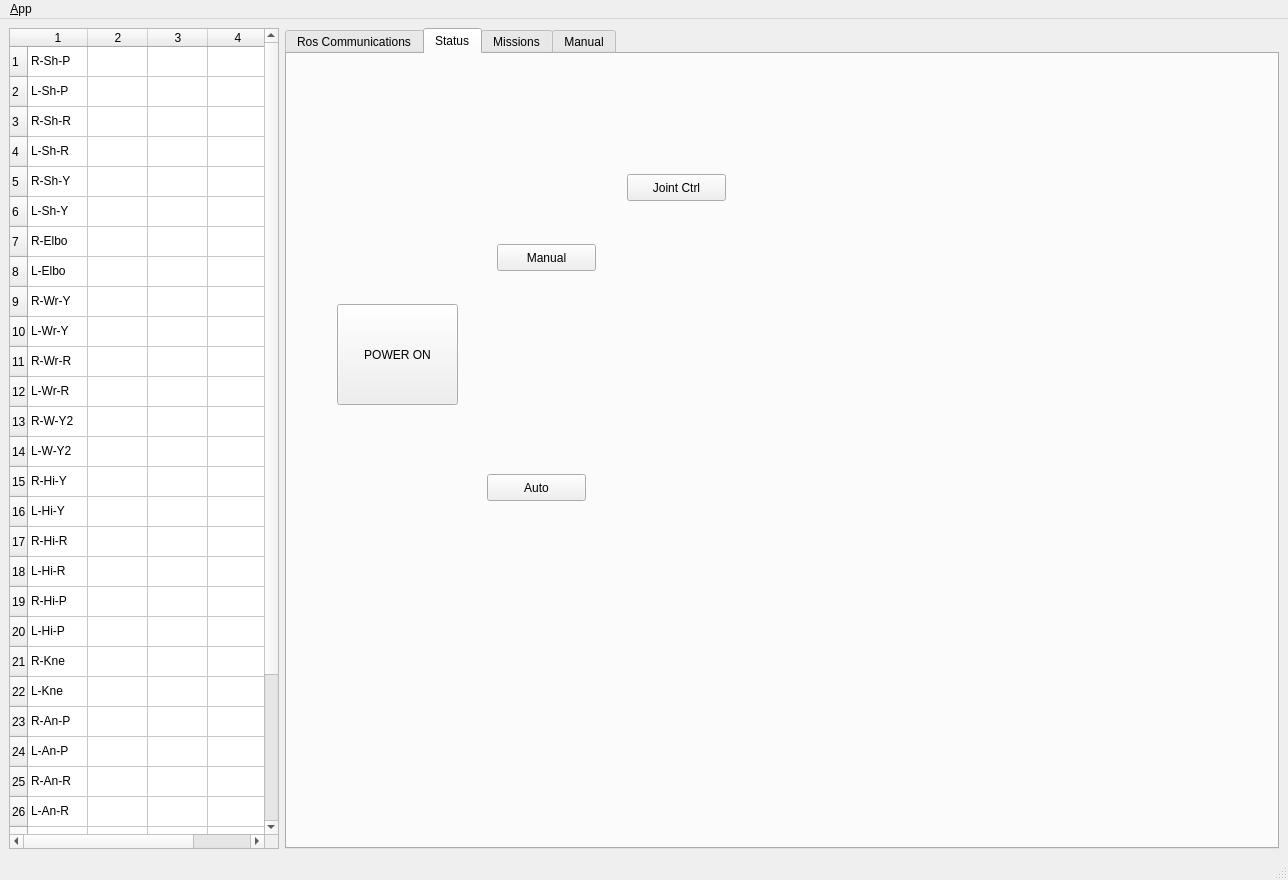
First picture: the form in dyros_black_ui/ui/main_window.ui, repository jmpechem/sm_n_vis, before the edit.
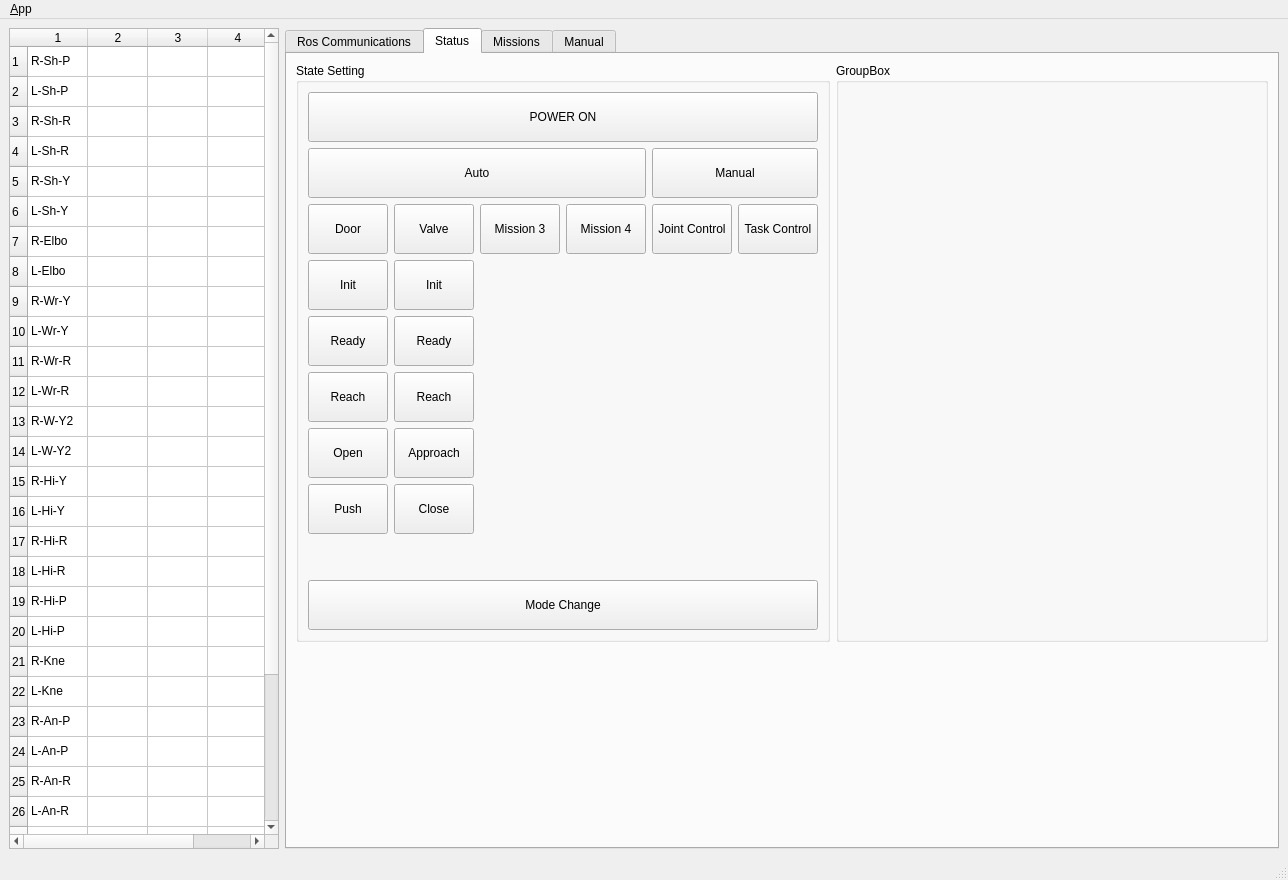
Second picture: the form after the edit. The open tabs and pages were chosen to show the change. Icons and pictures are not drawn.

What changed in the file:
```diff
--- a/dyros_black_ui/ui/main_window.ui
+++ b/dyros_black_ui/ui/main_window.ui
@@ -251,6 +251,12 @@
     </item>
     <item>
      <widget class="QTabWidget" name="tab_manager">
+      <property name="sizePolicy">
+       <sizepolicy hsizetype="Expanding" vsizetype="Expanding">
+        <horstretch>0</horstretch>
+        <verstretch>0</verstretch>
+       </sizepolicy>
+      </property>
       <property name="minimumSize">
        <size>
         <width>100</width>
@@ -260,6 +266,9 @@
       <property name="locale">
        <locale language="English" country="Australia"/>
       </property>
+      <property name="tabShape">
+       <enum>QTabWidget::Rounded</enum>
+      </property>
       <property name="currentIndex">
        <number>3</number>
       </property>
@@ -500,58 +509,429 @@
        <attribute name="title">
         <string>Status</string>
        </attribute>
-       <widget class="QPushButton" name="manuButton">
-        <property name="geometry">
-         <rect>
-          <x>210</x>
-          <y>190</y>
-          <width>99</width>
-          <height>27</height>
-         </rect>
-        </property>
-        <property name="text">
-         <string>Manual</string>
-        </property>
-       </widget>
-       <widget class="QPushButton" name="autoButton">
-        <property name="geometry">
-         <rect>
-          <x>200</x>
-          <y>420</y>
-          <width>99</width>
-          <height>27</height>
-         </rect>
-        </property>
-        <property name="text">
-         <string>Auto</string>
-        </property>
-       </widget>
-       <widget class="QPushButton" name="button_joint_control">
-        <property name="geometry">
-         <rect>
-          <x>340</x>
-          <y>120</y>
-          <width>99</width>
-          <height>27</height>
-         </rect>
-        </property>
-        <property name="text">
-         <string>Joint Ctrl</string>
-        </property>
-       </widget>
-       <widget class="QPushButton" name="button_power_on">
-        <property name="geometry">
-         <rect>
-          <x>50</x>
-          <y>250</y>
-          <width>121</width>
-          <height>101</height>
-         </rect>
-        </property>
-        <property name="text">
-         <string>POWER ON</string>
-        </property>
-       </widget>
+       <layout class="QVBoxLayout" name="verticalLayout_4">
+        <item>
+         <layout class="QHBoxLayout" name="horizontalLayout_4">
+          <item>
+           <widget class="QGroupBox" name="groupBox_state">
+            <property name="title">
+             <string>State Setting</string>
+            </property>
+            <layout class="QVBoxLayout" name="verticalLayout_14">
+             <item>
+              <widget class="QPushButton" name="button_power_on">
+               <property name="minimumSize">
+                <size>
+                 <width>0</width>
+                 <height>50</height>
+                </size>
+               </property>
+               <property name="autoFillBackground">
+                <bool>false</bool>
+               </property>
+               <property name="text">
+                <string>POWER ON</string>
+               </property>
+              </widget>
+             </item>
+             <item>
+              <layout class="QHBoxLayout" name="horizontalLayout_9">
+               <item>
+                <layout class="QVBoxLayout" name="verticalLayout_6">
+                 <item>
+                  <widget class="QPushButton" name="button_auto">
+                   <property name="minimumSize">
+                    <size>
+                     <width>0</width>
+                     <height>50</height>
+                    </size>
+                   </property>
+                   <property name="text">
+                    <string>Auto</string>
+                   </property>
+                  </widget>
+                 </item>
+                 <item>
+                  <layout class="QHBoxLayout" name="horizontalLayout_8">
+                   <item>
+                    <layout class="QVBoxLayout" name="verticalLayout_8">
+                     <item>
+                      <widget class="QPushButton" name="button_auto_door_start">
+                       <property name="minimumSize">
+                        <size>
+                         <width>0</width>
+                         <height>50</height>
+                        </size>
+                       </property>
+                       <property name="text">
+                        <string>Door</string>
+                       </property>
+                      </widget>
+                     </item>
+                     <item>
+                      <widget class="QPushButton" name="button_auto_door_init">
+                       <property name="minimumSize">
+                        <size>
+                         <width>0</width>
+                         <height>50</height>
+                        </size>
+                       </property>
+                       <property name="text">
+                        <string>Init</string>
+                       </property>
+                      </widget>
+                     </item>
+                     <item>
+                      <widget class="QPushButton" name="button_auto_door_ready">
+                       <property name="minimumSize">
+                        <size>
+                         <width>0</width>
+                         <height>50</height>
+                        </size>
+                       </property>
+                       <property name="text">
+                        <string>Ready</string>
+                       </property>
+                      </widget>
+                     </item>
+                     <item>
+                      <widget class="QPushButton" name="button_auto_door_reach">
+                       <property name="minimumSize">
+                        <size>
+                         <width>0</width>
+                         <height>50</height>
+                        </size>
+                       </property>
+                       <property name="text">
+                        <string>Reach</string>
+                       </property>
+                      </widget>
+                     </item>
+                     <item>
+                      <widget class="QPushButton" name="button_auto_door_open">
+                       <property name="minimumSize">
+                        <size>
+                         <width>0</width>
+                         <height>50</height>
+                        </size>
+                       </property>
+                       <property name="text">
+                        <string>Open</string>
+                       </property>
+                      </widget>
+                     </item>
+                     <item>
+                      <widget class="QPushButton" name="button_auto_door_push">
+                       <property name="minimumSize">
+                        <size>
+                         <width>0</width>
+                         <height>50</height>
+                        </size>
+                       </property>
+                       <property name="text">
+                        <string>Push</string>
+                       </property>
+                      </widget>
+                     </item>
+                     <item>
+                      <spacer name="verticalSpacer_2">
+                       <property name="orientation">
+                        <enum>Qt::Vertical</enum>
+                       </property>
+                       <property name="sizeHint" stdset="0">
+                        <size>
+                         <width>20</width>
+                         <height>40</height>
+                        </size>
+                       </property>
+                      </spacer>
+                     </item>
+                    </layout>
+                   </item>
+                   <item>
+                    <layout class="QVBoxLayout" name="verticalLayout_9">
+                     <item>
+                      <widget class="QPushButton" name="button_auto_valve_start">
+                       <property name="minimumSize">
+                        <size>
+                         <width>0</width>
+                         <height>50</height>
+                        </size>
+                       </property>
+                       <property name="text">
+                        <string>Valve</string>
+                       </property>
+                      </widget>
+                     </item>
+                     <item>
+                      <widget class="QPushButton" name="button_auto_valve_init">
+                       <property name="minimumSize">
+                        <size>
+                         <width>0</width>
+                         <height>50</height>
+                        </size>
+                       </property>
+                       <property name="text">
+                        <string>Init</string>
+                       </property>
+                      </widget>
+                     </item>
+                     <item>
+                      <widget class="QPushButton" name="button_auto_valve_ready">
+                       <property name="minimumSize">
+                        <size>
+                         <width>0</width>
+                         <height>50</height>
+                        </size>
+                       </property>
+                       <property name="text">
+                        <string>Ready</string>
+                       </property>
+                      </widget>
+                     </item>
+                     <item>
+                      <widget class="QPushButton" name="button_auto_valve_reach">
+                       <property name="minimumSize">
+                        <size>
+                         <width>0</width>
+                         <height>50</height>
+                        </size>
+                       </property>
+                       <property name="text">
+                        <string>Reach</string>
+                       </property>
+                      </widget>
+                     </item>
+                     <item>
+                      <widget class="QPushButton" name="button_auto_valve_approach">
+                       <property name="minimumSize">
+                        <size>
+                         <width>0</width>
+                         <height>50</height>
+                        </size>
+                       </property>
+                       <property name="text">
+                        <string>Approach</string>
+                       </property>
+                      </widget>
+                     </item>
+                     <item>
+                      <widget class="QPushButton" name="button_auto_valve_close">
+                       <property name="minimumSize">
+                        <size>
+                         <width>0</width>
+                         <height>50</height>
+                        </size>
+                       </property>
+                       <property name="text">
+                        <string>Close</string>
+                       </property>
+                      </widget>
+                     </item>
+                     <item>
+                      <spacer name="verticalSpacer_4">
+                       <property name="orientation">
+                        <enum>Qt::Vertical</enum>
+                       </property>
+                       <property name="sizeHint" stdset="0">
+                        <size>
+                         <width>20</width>
+                         <height>40</height>
+                        </size>
+                       </property>
+                      </spacer>
+                     </item>
+                    </layout>
+                   </item>
+                   <item>
+                    <layout class="QVBoxLayout" name="verticalLayout_10">
+                     <item>
+                      <widget class="QPushButton" name="pushButton_5">
+                       <property name="minimumSize">
+                        <size>
+                         <width>0</width>
+                         <height>50</height>
+                        </size>
+                       </property>
+                       <property name="text">
+                        <string>Mission 3</string>
+                       </property>
+                      </widget>
+                     </item>
+                     <item>
+                      <spacer name="verticalSpacer_5">
+                       <property name="orientation">
+                        <enum>Qt::Vertical</enum>
+                       </property>
+                       <property name="sizeHint" stdset="0">
+                        <size>
+                         <width>20</width>
+                         <height>40</height>
+                        </size>
+                       </property>
+                      </spacer>
+                     </item>
+                    </layout>
+                   </item>
+                   <item>
+                    <layout class="QVBoxLayout" name="verticalLayout_11">
+                     <item>
+                      <widget class="QPushButton" name="pushButton_4">
+                       <property name="minimumSize">
+                        <size>
+                         <width>0</width>
+                         <height>50</height>
+                        </size>
+                       </property>
+                       <property name="text">
+                        <string>Mission 4</string>
+                       </property>
+                      </widget>
+                     </item>
+                     <item>
+                      <spacer name="verticalSpacer_6">
+                       <property name="orientation">
+                        <enum>Qt::Vertical</enum>
+                       </property>
+                       <property name="sizeHint" stdset="0">
+                        <size>
+                         <width>20</width>
+                         <height>40</height>
+                        </size>
+                       </property>
+                      </spacer>
+                     </item>
+                    </layout>
+                   </item>
+                  </layout>
+                 </item>
+                </layout>
+               </item>
+               <item>
+                <layout class="QVBoxLayout" name="verticalLayout_7">
+                 <item>
+                  <widget class="QPushButton" name="button_manual">
+                   <property name="minimumSize">
+                    <size>
+                     <width>0</width>
+                     <height>50</height>
+                    </size>
+                   </property>
+                   <property name="text">
+                    <string>Manual</string>
+                   </property>
+                  </widget>
+                 </item>
+                 <item>
+                  <layout class="QHBoxLayout" name="horizontalLayout_7">
+                   <item>
+                    <layout class="QVBoxLayout" name="verticalLayout_12">
+                     <item>
+                      <widget class="QPushButton" name="button_manual_joint_ctrl">
+                       <property name="minimumSize">
+                        <size>
+                         <width>0</width>
+                         <height>50</height>
+                        </size>
+                       </property>
+                       <property name="text">
+                        <string>Joint Control</string>
+                       </property>
+                      </widget>
+                     </item>
+                     <item>
+                      <spacer name="verticalSpacer_7">
+                       <property name="orientation">
+                        <enum>Qt::Vertical</enum>
+                       </property>
+                       <property name="sizeHint" stdset="0">
+                        <size>
+                         <width>20</width>
+                         <height>40</height>
+                        </size>
+                       </property>
+                      </spacer>
+                     </item>
+                    </layout>
+                   </item>
+                   <item>
+                    <layout class="QVBoxLayout" name="verticalLayout_13">
+                     <item>
+                      <widget class="QPushButton" name="button_manual_task_ctrl">
+                       <property name="minimumSize">
+                        <size>
+                         <width>0</width>
+                         <height>50</height>
+                        </size>
+                       </property>
+                       <property name="text">
+                        <string>Task Control</string>
+                       </property>
+                      </widget>
+                     </item>
+                     <item>
+                      <spacer name="verticalSpacer_8">
+                       <property name="orientation">
+                        <enum>Qt::Vertical</enum>
+                       </property>
+                       <property name="sizeHint" stdset="0">
+                        <size>
+                         <width>20</width>
+                         <height>40</height>
+                        </size>
+                       </property>
+                      </spacer>
+                     </item>
+                    </layout>
+                   </item>
+                  </layout>
+                 </item>
+                </layout>
+               </item>
+              </layout>
+             </item>
+             <item>
+              <widget class="QPushButton" name="button_mode_change">
+               <property name="minimumSize">
+                <size>
+                 <width>0</width>
+                 <height>50</height>
+                </size>
+               </property>
+               <property name="autoFillBackground">
+                <bool>false</bool>
+               </property>
+               <property name="text">
+                <string>Mode Change</string>
+               </property>
+              </widget>
+             </item>
+            </layout>
+           </widget>
+          </item>
+          <item>
+           <widget class="QGroupBox" name="groupBox_3">
+            <property name="title">
+             <string>GroupBox</string>
+            </property>
+           </widget>
+          </item>
+         </layout>
+        </item>
+        <item>
+         <spacer name="verticalSpacer">
+          <property name="orientation">
+           <enum>Qt::Vertical</enum>
+          </property>
+          <property name="sizeHint" stdset="0">
+           <size>
+            <width>20</width>
+            <height>40</height>
+           </size>
+          </property>
+         </spacer>
+        </item>
+       </layout>
       </widget>
       <widget class="QWidget" name="tab">
        <attribute name="title">
```
Left out of the diff: 98 changed lines with no effect on the pictures.
